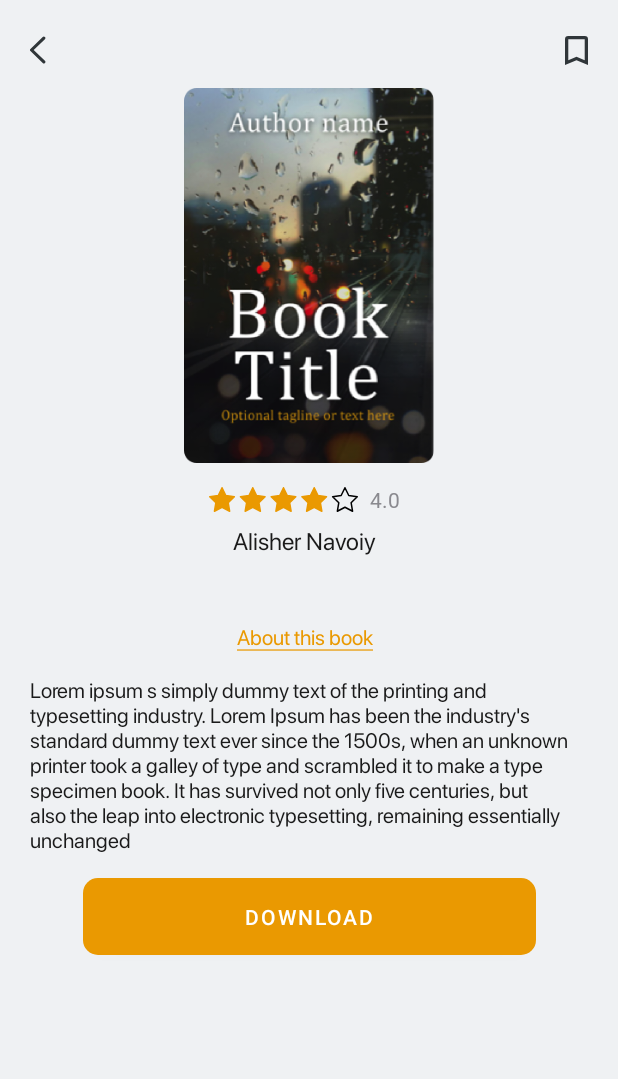
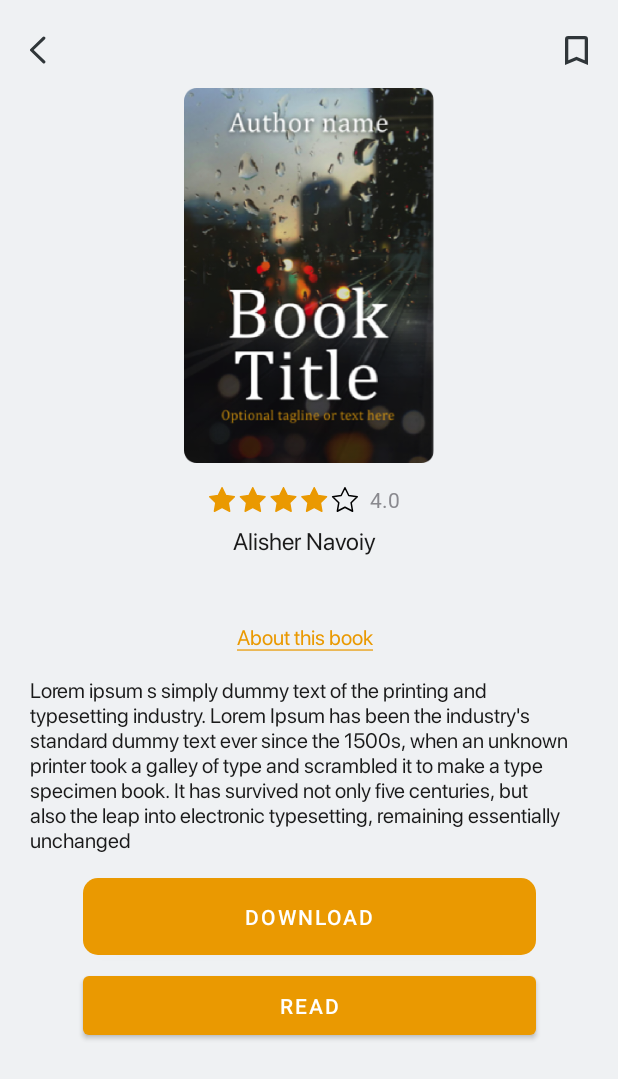
Before and after one commit to Omadzze/book, an Android app: the DetailActivity screen opened directly, with no data from a screen before it, on a phone screen of 412 x 824 dp. Shown: the top 1079 px of the screen. Run offline under Robolectric (Android 15) with nearby library versions, the phone set to English and light mode, and no system bars; our stand-ins replace Firebase (no records; nobody signed in at launch, a user with empty details on screens opened directly), Picasso.

Commit message:
Made changes

```diff
--- a/app/src/main/res/layout/fragment_detail.xml
+++ b/app/src/main/res/layout/fragment_detail.xml
@@ -129,4 +129,14 @@
             app:layout_constraintStart_toStartOf="parent"
             app:layout_constraintTop_toBottomOf="@+id/descrDetail" />
 
+        <Button
+            android:id="@+id/readButton"
+            android:layout_width="302dp"
+            android:layout_height="51dp"
+            android:layout_marginTop="8dp"
+            android:text="Read"
+            app:layout_constraintEnd_toEndOf="parent"
+            app:layout_constraintStart_toStartOf="parent"
+            app:layout_constraintTop_toBottomOf="@+id/downloadDetail" />
+
 </androidx.constraintlayout.widget.ConstraintLayout>
```
Also changed, not shown: app/src/main/java/com/omaddev/read/DetailActivity.kt (+29 -5 lines), app/src/main/java/com/omaddev/read/PdfActivity.kt (+29 -1 lines), app/src/main/res/layout/activity_pdf.xml (+9 -0 lines).
